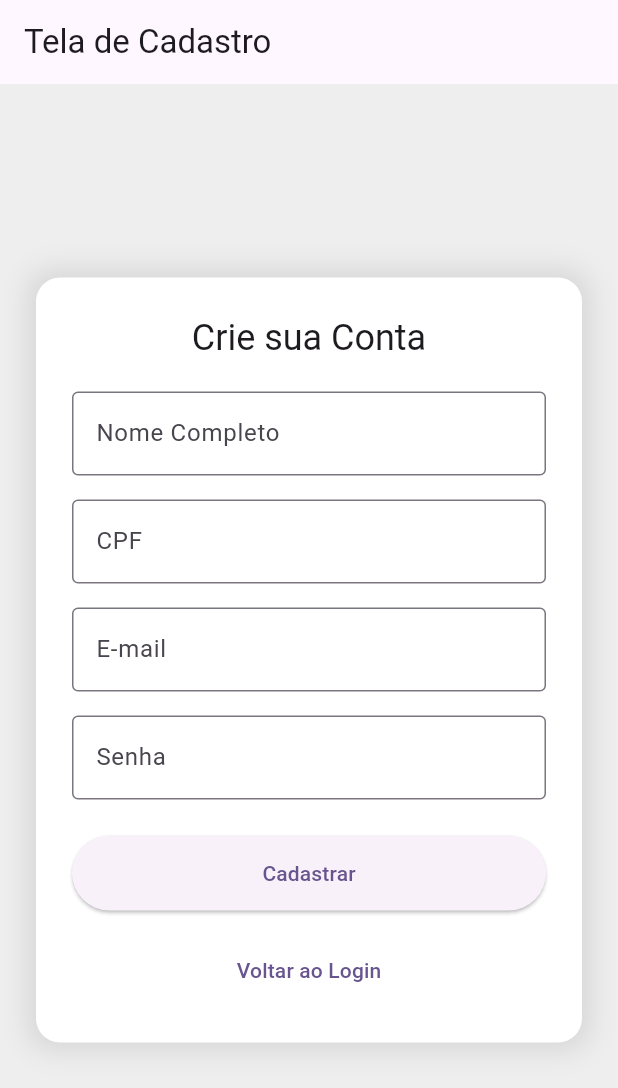
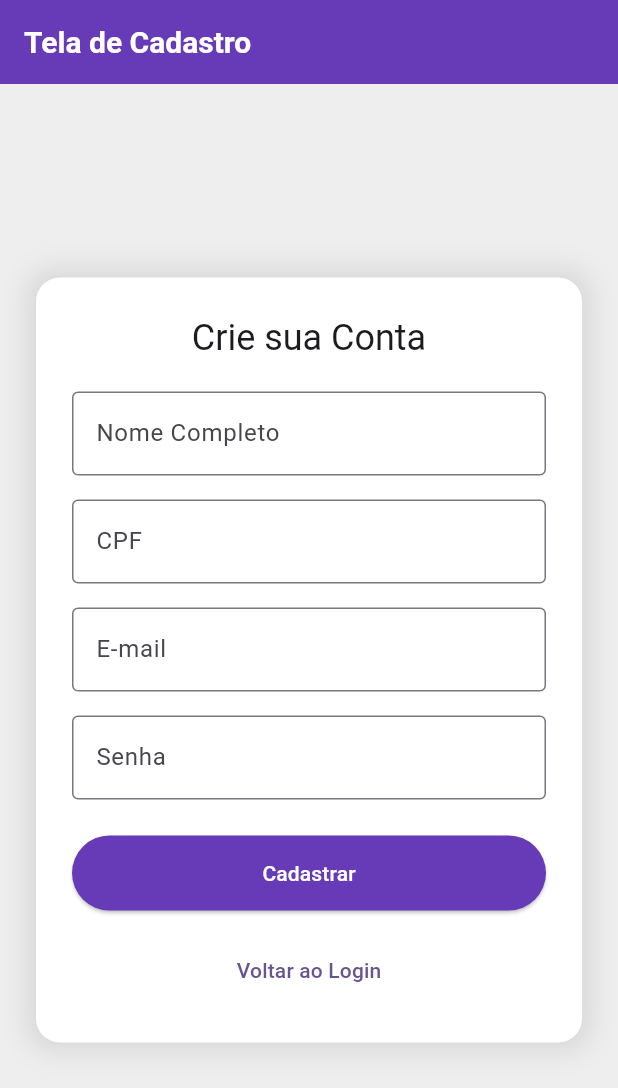
Before and after one commit to KauanMMF/Cinema_Flutter, a Flutter app: the screen it shows after launch, after a tap on "Crie uma aqui", on a phone screen of 412 x 824 dp. Shown: the top 1088 px of the screen. Run offline on Flutter 3.47's test engine with Material 3 defaults, Android fonts, the phone set to English and light mode, and no system bars; our stand-ins replace shared_preferences.

Commit message:
Padroniza cor primária

```diff
--- a/lib/main.dart
+++ b/lib/main.dart
@@ -23,6 +23,15 @@ class MyApp extends StatelessWidget {
       theme: ThemeData(
         colorScheme: ColorScheme.fromSeed(seedColor: Colors.deepPurple),
         useMaterial3: true,
+        appBarTheme: const AppBarTheme(
+        backgroundColor: Colors.deepPurple, // Cor da AppBar
+        iconTheme: IconThemeData(color: Colors.white), // Ícones brancos (menu, voltar, etc)
+        titleTextStyle: TextStyle( // Texto branco
+          color: Colors.white,
+          fontSize: 20,
+          fontWeight: FontWeight.bold,
+        ),
+      ),
       ),
       home: const LoginUsuario(title: 'Login'),
     );
--- a/lib/pages/cadatro.dart
+++ b/lib/pages/cadatro.dart
@@ -173,6 +173,8 @@ class _CadastroUsuarioState extends State<CadastroUsuario> {
                     child: Text('Cadastrar'),
                     style: ElevatedButton.styleFrom(
                       minimumSize: Size(double.infinity, 50),
+                      backgroundColor: Colors.deepPurple,
+                      foregroundColor: Colors.white,
                     ),
                   ),
                   Padding(
--- a/lib/pages/hospedes_list_screen.dart
+++ b/lib/pages/hospedes_list_screen.dart
@@ -79,7 +79,6 @@ class _ListaHospedesState extends State<ListaHospedes> {
     return Scaffold(
       appBar: AppBar(
         title: const Text('Hóspedes Cadastrados'),
-        backgroundColor: Theme.of(context).colorScheme.primaryContainer,
       ),
       drawer: const BarraLateral(),
       body: FutureBuilder<List<Hospede>>(
--- a/lib/pages/lista_quartos.dart
+++ b/lib/pages/lista_quartos.dart
@@ -72,12 +72,12 @@ class _ListaQuartosState extends State<ListaQuartos> {
     return Scaffold(
       appBar: AppBar(
         title: const Text('Lista de Quartos'),
-        backgroundColor: Theme.of(context).colorScheme.primaryContainer,
       ),
       drawer: const BarraLateral(),
       floatingActionButton: FloatingActionButton(
+        backgroundColor: Colors.deepPurple,
         onPressed: () => navegaParaCadastroQuarto(),
-        child: const Icon(Icons.add),
+        child: const Icon(Icons.add, color: Colors.white),
       ),
       body: FutureBuilder<List<Quarto>>(
         future: reqAssincronaDosQuartos,
```
Also changed, not shown: lib/pages/cadastro_quarto.dart (+20 -8 lines), lib/pages/hospede_form.dart (+5 -2 lines).
